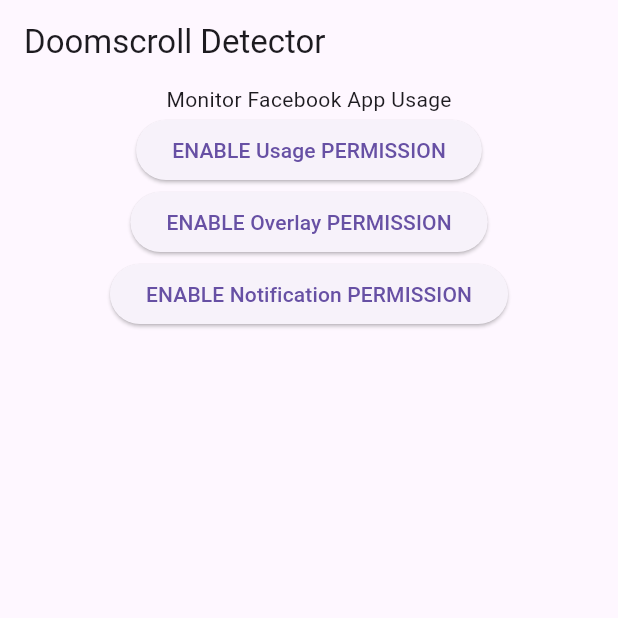
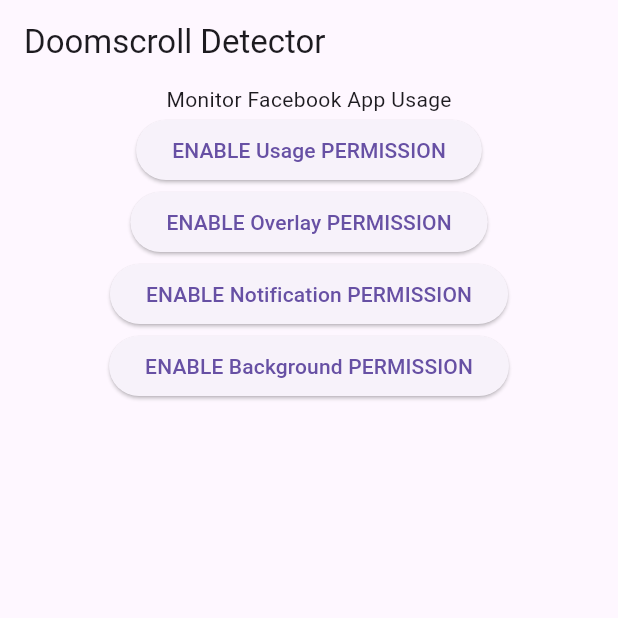
Before and after one commit to spiritoftime/check-app-plugin, a Flutter app: the screen it shows after launch, after a tap on "ENABLE Usage PERMISSION", on a phone screen of 412 x 824 dp, the top half of it. Run offline on Flutter 3.47's test engine with Material 3 defaults, Android fonts, the phone set to English and light mode, and no system bars; our stand-ins replace plugin_platform_interface; missing offline and left inert: flutter_background_service, flutter_background_service_android, overlay_pop_up.

Commit message:
got appblocker to work with facebook package

```diff
--- a/example/lib/main.dart
+++ b/example/lib/main.dart
@@ -11,7 +11,7 @@ Future<void> main() async {
   // setUpServiceLocator();
 
   overlayPopUp();
-  // await initializeService();
+  await initializeService();
   runApp(MyApp());
 }
 
@@ -41,7 +41,7 @@ class MyApp extends StatelessWidget {
             const Text("Monitor Facebook App Usage"),
             ElevatedButton(
                 onPressed: () async {
-                  await _checkAppPlugin.getPlatformVersion();
+                  await _checkAppPlugin.requestUsagePermission();
                 },
                 child: const Text("ENABLE Usage PERMISSION")),
             ElevatedButton(
@@ -53,7 +53,12 @@ class MyApp extends StatelessWidget {
                 onPressed: () async {
                   await _checkAppPlugin.requestNotificationPermission();
                 },
-                child: const Text("ENABLE Notification PERMISSION"))
+                child: const Text("ENABLE Notification PERMISSION")),
+            ElevatedButton(
+                onPressed: () async {
+                  await _checkAppPlugin.requestBackgroundPermission();
+                },
+                child: const Text("ENABLE Background PERMISSION"))
           ],
         )),
       ),
```
Also changed, not shown: 1 other file.
